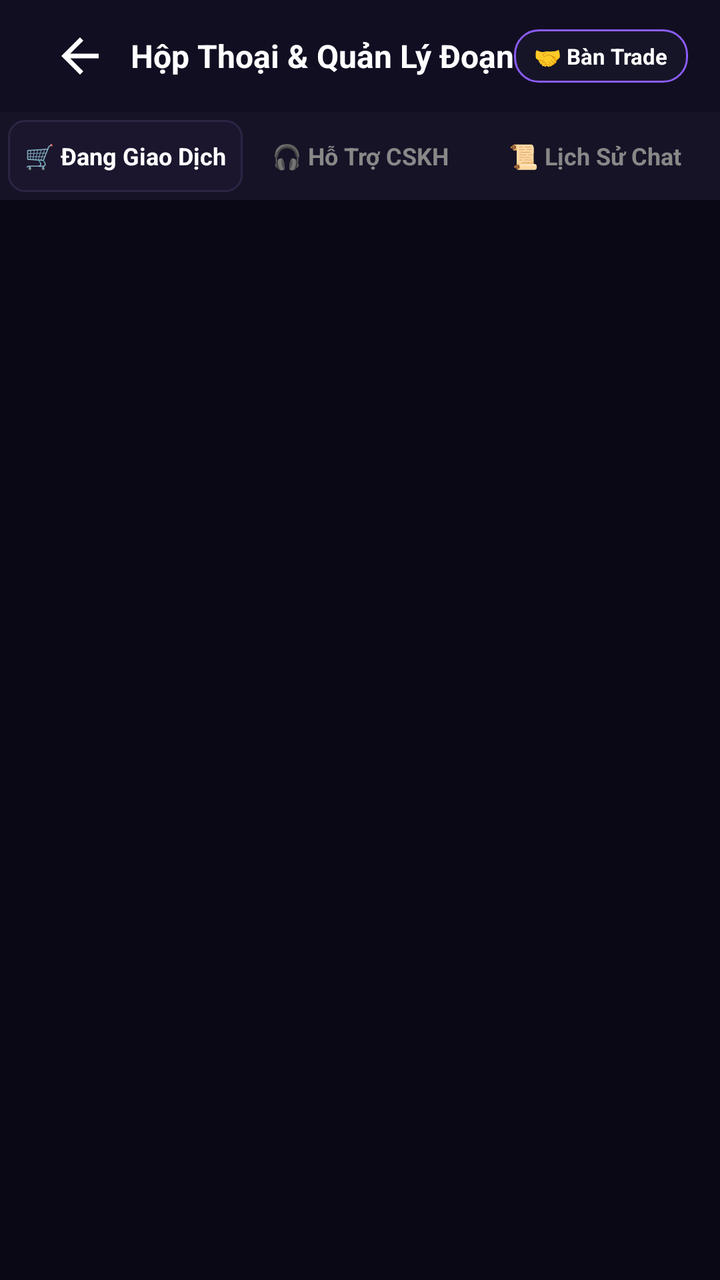
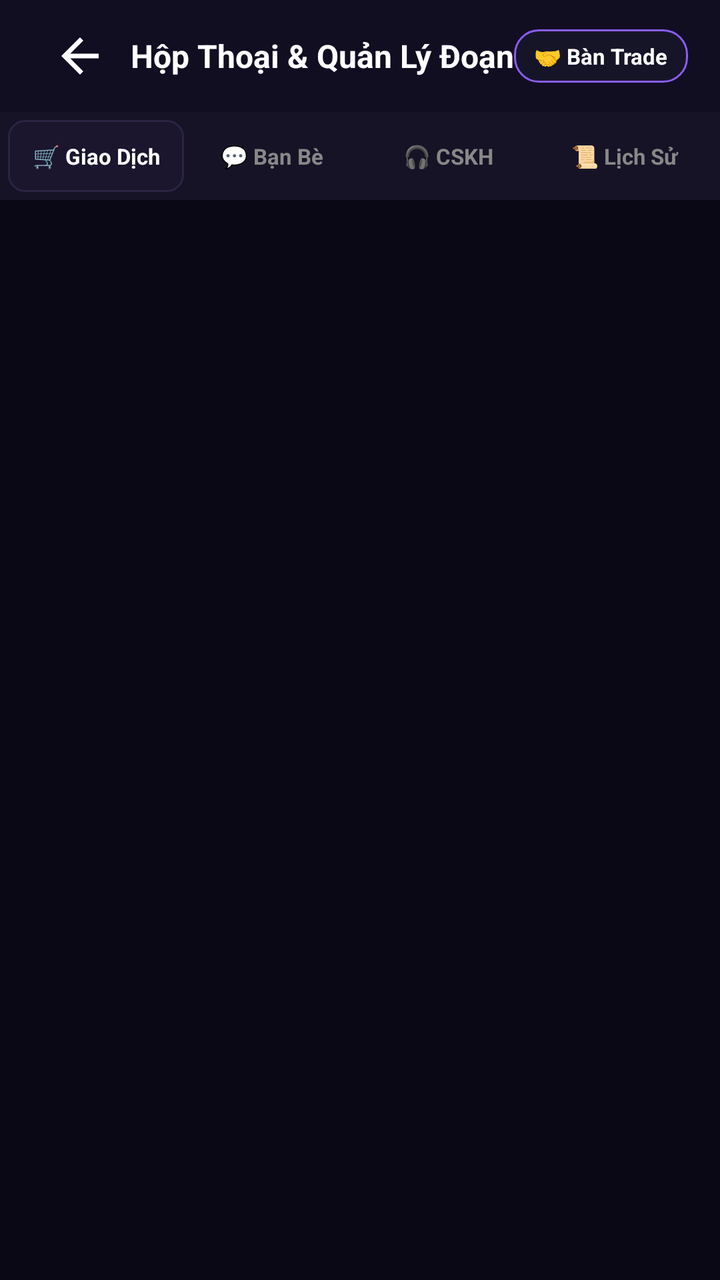

Before-and-after screenshots of an Android layout around one commit, followed by the original layout XML and the change that was made.
<!-- AndroidManifest.xml: application theme Theme.SSharing -->
<!-- res/layout/activity_chat_inbox.xml -->
<?xml version="1.0" encoding="utf-8"?>
<RelativeLayout xmlns:android="http://schemas.android.com/apk/res/android"
    xmlns:app="http://schemas.android.com/apk/res-auto"
    android:layout_width="match_parent"
    android:layout_height="match_parent"
    android:background="#0A0814">

    
    <RelativeLayout
        android:id="@+id/layoutBarInbox"
        android:layout_width="match_parent"
        android:layout_height="56dp"
        android:background="#120E22"
        android:paddingHorizontal="16dp">

        <ImageView
            android:id="@+id/btnBackChatInbox"
            android:layout_width="48dp"
            android:layout_height="48dp"
            android:layout_centerVertical="true"
            android:background="?attr/selectableItemBackgroundBorderless"
            android:clickable="true"
            android:contentDescription="Quay lại"
            android:focusable="true"
            android:padding="10dp"
            android:src="@drawable/ic_arrow_back"
            app:tint="#FFFFFF" />

        <TextView
            android:layout_width="wrap_content"
            android:layout_height="wrap_content"
            android:layout_centerInParent="true"
            android:text="Hộp Thoại &amp; Quản Lý Đoạn Chat"
            android:textColor="#FFFFFF"
            android:textSize="16sp"
            android:textStyle="bold" />

        <TextView
            android:id="@+id/btnOpenP2PTrade"
            android:layout_width="wrap_content"
            android:layout_height="wrap_content"
            android:layout_alignParentEnd="true"
            android:layout_centerVertical="true"
            android:background="@drawable/bg_outline_button"
            android:clickable="true"
            android:focusable="true"
            android:paddingHorizontal="10dp"
            android:paddingVertical="6dp"
            android:text="🤝 Bàn Trade"
            android:textColor="#FFFFFF"
            android:textSize="11sp"
            android:textStyle="bold" />
    </RelativeLayout>

    
    <LinearLayout
        android:id="@+id/layoutChatInboxTabs"
        android:layout_width="match_parent"
        android:layout_height="44dp"
        android:layout_below="@id/layoutBarInbox"
        android:background="#161327"
        android:orientation="horizontal"
        android:padding="4dp">

        <TextView
            android:id="@+id/tabActiveEscrowChats"
            android:layout_width="0dp"
            android:layout_height="match_parent"
            android:layout_weight="1"
            android:background="@drawable/bg_tab_active"
            android:gravity="center"
            android:text="🛒 Đang Giao Dịch"
            android:textColor="#FFFFFF"
            android:textSize="12sp"
            android:textStyle="bold" />

        <TextView
            android:id="@+id/tabSupportChats"
            android:layout_width="0dp"
            android:layout_height="match_parent"
            android:layout_weight="1"
            android:gravity="center"
            android:text="🎧 Hỗ Trợ CSKH"
            android:textColor="#888888"
            android:textSize="12sp"
            android:textStyle="bold" />

        <TextView
            android:id="@+id/tabCompletedChats"
            android:layout_width="0dp"
            android:layout_height="match_parent"
            android:layout_weight="1"
            android:gravity="center"
            android:text="📜 Lịch Sử Chat"
            android:textColor="#888888"
            android:textSize="12sp"
            android:textStyle="bold" />
    </LinearLayout>

    <ScrollView
        android:layout_width="match_parent"
        android:layout_height="match_parent"
        android:layout_below="@id/layoutChatInboxTabs"
        android:fillViewport="true">

        <LinearLayout
            android:id="@+id/containerChatConversations"
            android:layout_width="match_parent"
            android:layout_height="wrap_content"
            android:orientation="vertical"
            android:padding="16dp">

            
        </LinearLayout>
    </ScrollView>
</RelativeLayout>
<!-- resources referenced by this layout -->
<resources>
  <!-- drawable bg_outline_button (drawable) -->
  <?xml version="1.0" encoding="utf-8"?>
  <shape xmlns:android="http://schemas.android.com/apk/res/android">
      <solid android:color="#161528" />
      <stroke android:width="1dp" android:color="@color/purple_primary" />
      <corners android:radius="12dp" />
  </shape>
  <!-- drawable bg_tab_active (drawable) -->
  <shape xmlns:android="http://schemas.android.com/apk/res/android">
      <solid android:color="#1B162E" />
      <corners android:radius="8dp" />
      <stroke android:width="1dp" android:color="#2B2544" />
  </shape>
  <!-- drawable ic_arrow_back (drawable) -->
  <?xml version="1.0" encoding="utf-8"?>
  <vector xmlns:android="http://schemas.android.com/apk/res/android"
      android:width="24dp" android:height="24dp" android:viewportWidth="24" android:viewportHeight="24">
      <path android:fillColor="#FFFFFFFF" android:pathData="M20,11H7.83l5.59,-5.59L12,4l-8,8 8,8 1.41,-1.41L7.83,13H20v-2z"/>
  </vector>
  <style name="Theme.SSharing" parent="Base.Theme.SSharing" />
  <color name="purple_primary">#8B5CF6</color>
  <style name="Base.Theme.SSharing" parent="Theme.Material3.DayNight.NoActionBar">
          
          
      </style>
</resources>

<!-- the commit's change to res/layout/activity_chat_inbox.xml (unified diff, before → after) -->
@@ -69,9 +69,20 @@
             android:layout_weight="1"
             android:background="@drawable/bg_tab_active"
             android:gravity="center"
-            android:text="🛒 Đang Giao Dịch"
+            android:text="🛒 Giao Dịch"
             android:textColor="#FFFFFF"
-            android:textSize="12sp"
+            android:textSize="11sp"
+            android:textStyle="bold" />
+
+        <TextView
+            android:id="@+id/tabSocialFriendChats"
+            android:layout_width="0dp"
+            android:layout_height="match_parent"
+            android:layout_weight="1"
+            android:gravity="center"
+            android:text="💬 Bạn Bè"
+            android:textColor="#888888"
+            android:textSize="11sp"
             android:textStyle="bold" />
 
         <TextView
@@ -80,9 +91,9 @@
             android:layout_height="match_parent"
             android:layout_weight="1"
             android:gravity="center"
-            android:text="🎧 Hỗ Trợ CSKH"
+            android:text="🎧 CSKH"
             android:textColor="#888888"
-            android:textSize="12sp"
+            android:textSize="11sp"
             android:textStyle="bold" />
 
         <TextView
@@ -91,9 +102,9 @@
             android:layout_height="match_parent"
             android:layout_weight="1"
             android:gravity="center"
-            android:text="📜 Lịch Sử Chat"
+            android:text="📜 Lịch Sử"
             android:textColor="#888888"
-            android:textSize="12sp"
+            android:textSize="11sp"
             android:textStyle="bold" />
     </LinearLayout>
 
